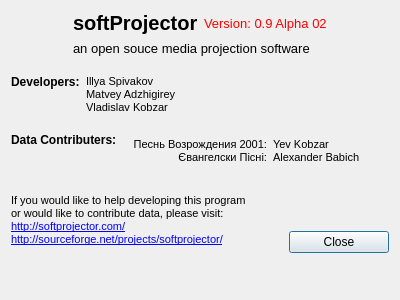
Old version of the form src/aboutdialog.ui in the repository SoftProjector/src.
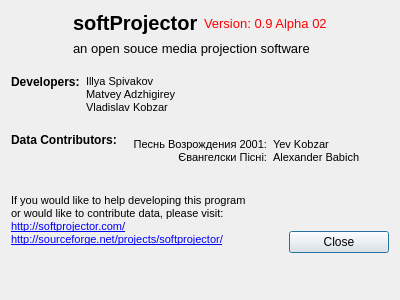
New version of the form.

Patch:
```diff
--- a/src/aboutdialog.ui
+++ b/src/aboutdialog.ui
@@ -205,7 +205,7 @@
         </font>
        </property>
        <property name="text">
-        <string>Data Contributers:</string>
+        <string>Data Contributors:</string>
        </property>
       </widget>
      </item>
```
